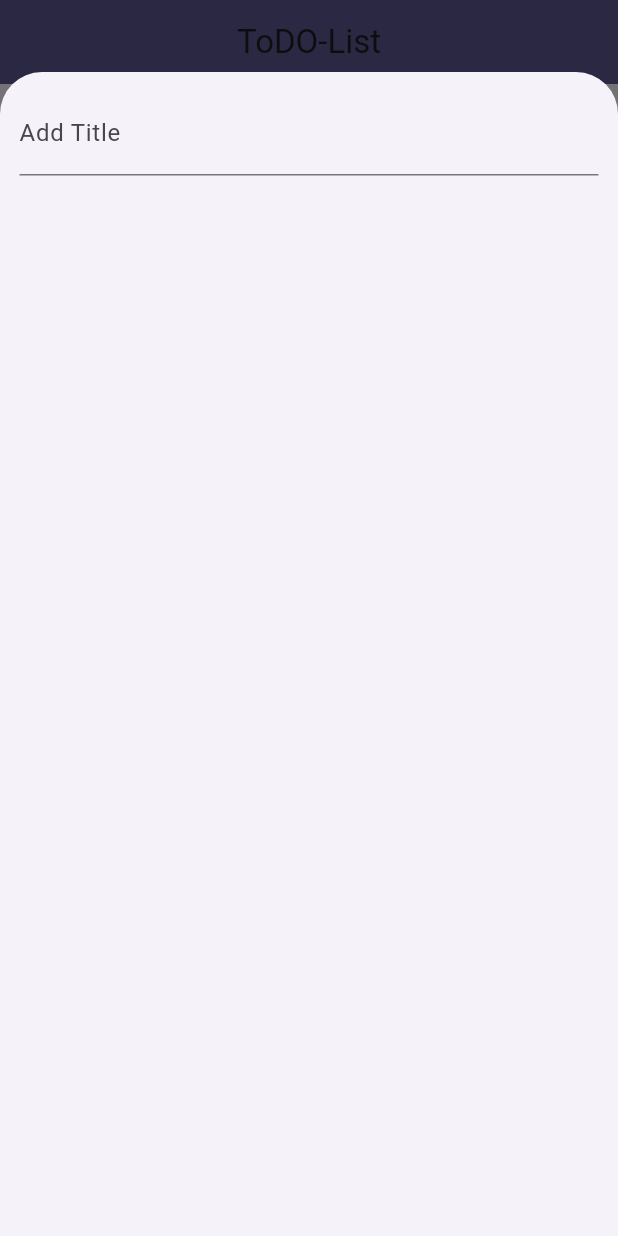
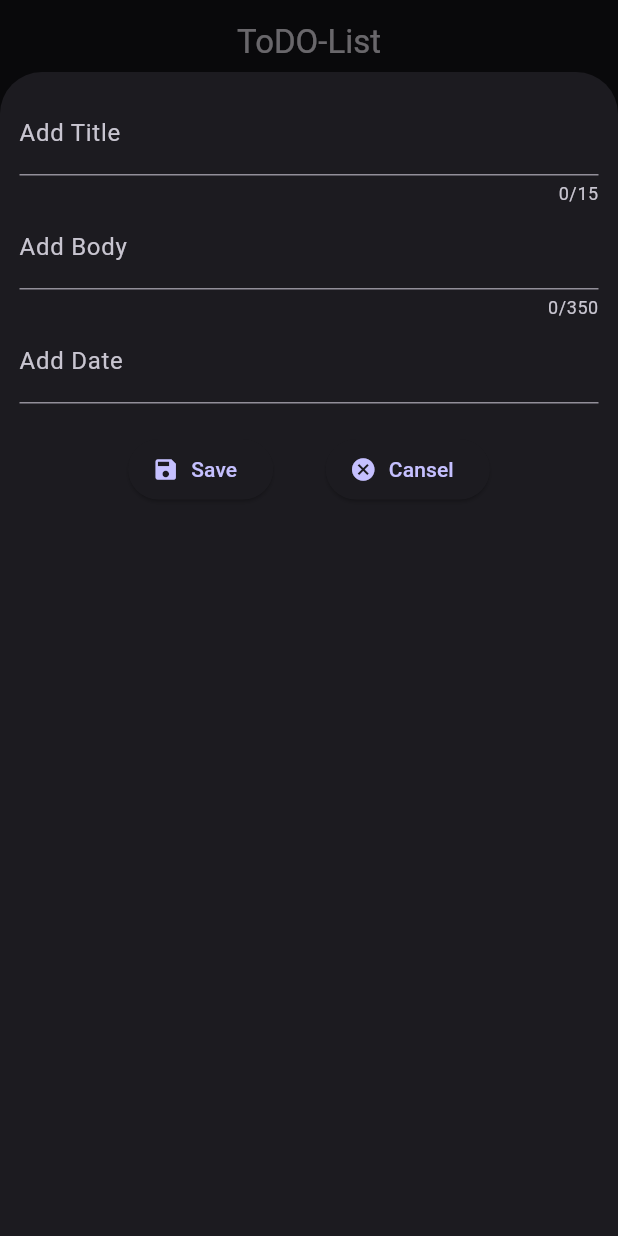
Before and after one commit to badri784/todo_list, a Flutter app: the screen it shows after launch, after a tap on the "add" icon, on a phone screen of 412 x 824 dp. Run offline on Flutter 3.47's test engine with Material 3 defaults, Android fonts, the phone set to English and light mode, and no system bars.

Commit message:
add Edit screen

```diff
--- a/lib/main.dart
+++ b/lib/main.dart
@@ -13,7 +13,7 @@ class MyApp extends StatelessWidget {
     return MaterialApp(
       theme: ThemeData(
         colorScheme: ColorScheme.fromSeed(
-          brightness: Brightness.light,
+          brightness: Brightness.dark,
           seedColor: const Color.fromARGB(255, 44, 5, 184),
         ),
       ),
--- a/lib/model/model.dart
+++ b/lib/model/model.dart
@@ -1,12 +1,16 @@
 import 'package:intl/intl.dart';
 
-final dateformat = DateFormat.yMd();
+final DateFormat formateddate = DateFormat.yMd();
 
 class Model {
   final String titel;
   final String body;
-  final DateTime dateTime;
-  Model({required this.titel, required this.body, required this.dateTime});
+  final DateTime date;
+  Model({required this.titel, required this.body, required this.date});
 
-  List<Model> model = [];
+  String get formattedDate {
+    return formateddate.format(date);
+  }
 }
+
+List<Model> model = [];
--- /dev/null
+++ b/lib/screens/editscreen.dart
@@ -0,0 +1,69 @@
+import 'package:flutter/material.dart';
+import '../model/model.dart';
+import 'package:intl/intl.dart';
+
+class EditScreen extends StatefulWidget {
+  final Model todo;
+  final Function(Model) onSave;
+
+  const EditScreen({super.key, required this.todo, required this.onSave});
+
+  @override
+  State<EditScreen> createState() => _EditScreenState();
+}
+
+class _EditScreenState extends State<EditScreen> {
+  late TextEditingController _titleController;
+  late TextEditingController _bodyController;
+  final _dateFormat = DateFormat.yMd();
+
+  @override
+  void initState() {
+    super.initState();
+    _titleController = TextEditingController(text: widget.todo.titel);
+    _bodyController = TextEditingController(text: widget.todo.body);
+  }
+
+  @override
+  void dispose() {
+    _titleController.dispose();
+    _bodyController.dispose();
+    super.dispose();
+  }
+
+  @override
+  Widget build(BuildContext context) {
+    return Scaffold(
+      appBar: AppBar(title: const Text('Edit ToDo')),
+      body: Padding(
+        padding: const EdgeInsets.all(16),
+        child: Column(
+          children: [
+            TextField(
+              controller: _titleController,
+              decoration: const InputDecoration(labelText: 'Title'),
+            ),
+            TextField(
+              controller: _bodyController,
+              decoration: const InputDecoration(labelText: 'Body'),
+            ),
+            const SizedBox(height: 20),
+            ElevatedButton.icon(
+              onPressed: () {
+                final updated = Model(
+                  titel: _titleController.text.trim(),
+                  body: _bodyController.text.trim(),
+                  date: DateTime.now(),
+                );
+                widget.onSave(updated);
+                Navigator.of(context).pop();
+              },
+              icon: const Icon(Icons.save),
+              label: const Text("Save Changes"),
+            ),
+          ],
+        ),
+      ),
+    );
+  }
+}
--- a/lib/screens/home.dart
+++ b/lib/screens/home.dart
@@ -1,7 +1,9 @@
 // ignore_for_file: deprecated_member_use
+import 'dart:developer';
 import 'package:flutter/material.dart';
+import 'package:intl/intl.dart';
 import '../model/model.dart';
-import 'package:intl/intl.dart';
+import '../widget/listview.dart';
 
 class Home extends StatefulWidget {
   const Home({super.key});
@@ -11,49 +13,91 @@ class Home extends StatefulWidget {
 }
 
 class _HomeState extends State<Home> {
+  final List<Model> _model = [
+    Model(
+      titel: "Welcome",
+      body: "This is a ToDo List App",
+      date: DateTime.now(),
+    ),
+    Model(
+      titel: "Add ToDo",
+      body: "Click the + button to add a new ToDo",
+      date: DateTime.now(),
+    ),
+    Model(
+      titel: "Delete ToDo",
+      body: "Swipe left to delete a ToDo",
+      date: DateTime.now(),
+    ),
+    Model(
+      titel: "Edit ToDo",
+      body: "Tap on a ToDo to edit it",
+      date: DateTime.now(),
+    ),
+    Model(
+      titel: "Sort ToDo",
+      body: "Use the sort button to arrange ToDos",
+      date: DateTime.now(),
+    ),
+    Model(
+      titel: "Filter ToDo",
+      body: "Use the filter button to view specific ToDos",
+      date: DateTime.now(),
+    ),
+    Model(
+      titel: "Search ToDo",
+      body: "Use the search bar to find a ToDo",
+      date: DateTime.now(),
+    ),
+    Model(
+      titel: "Settings",
+      body: "Adjust app settings in the settings menu",
+      date: DateTime.now(),
+    ),
+    Model(
+      titel: "Help",
+      body: "Access help and support in the help section",
+      date: DateTime.now(),
+    ),
+    Model(
+      titel: "Feedback",
+      body: "Provide feedback to improve the app",
+      date: DateTime.now(),
+    ),
+  ];
   final dateformat = DateFormat.yMd();
 
-  final List<Model> _model = [
-    Model(
-      titel: "work",
-      body: "Finish the weekly report and send it to the manager before 5 PM.",
-      dateTime: DateTime.now(),
-    ),
-    Model(
-      titel: "for fun",
-      body: "Watch an episode of your favorite series or play a quick game.",
-      dateTime: DateTime.now(),
-    ),
-    Model(
-      titel: "lappppp",
-      body: "Clean the laptop screen and check for software updates.",
-      dateTime: DateTime.now(),
-    ),
-    Model(
-      titel: "lesure",
-      body: "Go out for a walk or relax with a book at the café.",
-      dateTime: DateTime.now(),
-    ),
-    Model(
-      titel: "eduction",
-      body: "Complete the Flutter state management module today.",
-      dateTime: DateTime.now(),
-    ),
-  ];
   TextEditingController titlecontroler = TextEditingController();
+  TextEditingController bodycontroler = TextEditingController();
+  TextEditingController datecontroler = TextEditingController();
+  final formaterdate = DateFormat.yMd();
+
   @override
   void dispose() {
     super.dispose();
     titlecontroler.dispose();
+    bodycontroler.dispose();
+    datecontroler.dispose();
+    titlecontroler.clear();
+    bodycontroler.clear();
+    datecontroler.clear();
   }
 
   @override
   Widget build(BuildContext context) {
+    final now = DateTime.now();
+    final firstdate = DateTime(now.year - 5, now.month, now.day);
+    final lastdate = DateTime(now.year + 2, now.month, now.day);
+    final inintial = DateTime.now();
+    bool isdark = Theme.of(context).brightness == Brightness.dark;
     return Scaffold(
       appBar: AppBar(
         title: const Text("ToDO-List"),
         centerTitle: true,
-        backgroundColor: Theme.of(context).colorScheme.primary,
+        backgroundColor:
+            isdark
+                ? Theme.of(context).colorScheme.surface
+                : Theme.of(context).colorScheme.primary,
       ),
       floatingActionButton: FloatingActionButton(
         tooltip: 'Add ToDo',
@@ -72,11 +116,103 @@ class _HomeState extends State<Home> {
                     TextField(
                       controller: titlecontroler,
                       textAlign: TextAlign.center,
-                      textInputAction: TextInputAction.done,
+                      textInputAction: TextInputAction.next,
                       decoration: const InputDecoration(
                         labelText: "Add Title",
                         prefixText: 'Title:',
                       ),
+                      keyboardType: TextInputType.name,
+                      maxLength: 15,
+                    ),
+                    TextField(
+                      controller: bodycontroler,
+                      textAlign: TextAlign.center,
+                      textInputAction: TextInputAction.next,
+                      decoration: const InputDecoration(
+                        labelText: "Add Body",
+                        prefixText: 'Body:',
+                      ),
+                      keyboardType: TextInputType.name,
+                      maxLength: 350,
+                    ),
+                    TextField(
+                      controller: datecontroler,
+                      textAlign: TextAlign.center,
+                      textInputAction: TextInputAction.done,
+                      canRequestFocus: false,
+                      decoration: const InputDecoration(
+                        labelText: "Add Date",
+                        prefixText: 'Date:',
+                      ),
+
+                      readOnly: true,
+                      onTap: () async {
+                        final pickedDate = await showDatePicker(
+                          context: context,
+                          initialDate: inintial,
+                          firstDate: firstdate,
+                          lastDate: lastdate,
+                        );
+                        if (pickedDate != null) {
+                          datecontroler.text = dateformat.format(pickedDate);
+                        }
+                      },
+                    ),
+                    const SizedBox(height: 20),
+                    Row(
+                      mainAxisAlignment: MainAxisAlignment.center,
+                      children: [
+                        ElevatedButton.icon(
+                          onPressed: () {
+                            if (titlecontroler.text.trim().isEmpty ||
+                                bodycontroler.text.trim().isEmpty) {
+                              showDialog(
+                                context: context,
+                                builder:
+                                    (context) => AlertDialog(
+                                      title: const Text("Error !"),
+                                      content: const Text(
+                                        "please enter a title or body for your todo's",
+                                      ),
+
+                                      actions: [
+                                        IconButton(
+                                          onPressed: () {
+                                            Navigator.of(context).pop();
+                                          },
+                                          icon: const Icon(Icons.cancel),
+                                        ),
+                                      ],
+                                    ),
+                              );
+                              return;
+                            }
+                            setState(() {
+                              _model.add(
+                                Model(
+                                  titel: titlecontroler.text,
+                                  body: bodycontroler.text,
+                                  date: DateTime.now(),
+                                ),
+                              );
+                            });
+                            Navigator.of(context).pop();
+                            log(titlecontroler.toString());
+                            log(bodycontroler.toString());
+                            log(datecontroler.toString());
+                          },
+                          icon: const Icon(Icons.save),
+                          label: const Text("Save"),
+                        ),
+                        const SizedBox(width: 35),
+                        ElevatedButton.icon(
+                          onPressed: () {
+                            Navigator.of(context).pop();
+                          },
+                          icon: const Icon(Icons.cancel),
+                          label: const Text("Cansel"),
+                        ),
+                      ],
                     ),
                   ],
                 ),
@@ -86,7 +222,7 @@ class _HomeState extends State<Home> {
         },
         child: const Icon(Icons.add),
       ),
-      body: null,
+      body: Listview(todo: _model),
     );
   }
 }
--- /dev/null
+++ b/lib/widget/listview.dart
@@ -0,0 +1,89 @@
+import 'package:flutter/material.dart';
+import 'package:flutter/services.dart';
+import '../model/model.dart';
+import '../screens/editscreen.dart';
+import 'package:intl/intl.dart';
+
+class Listview extends StatefulWidget {
+  const Listview({super.key, required this.todo});
+  final List<Model> todo;
+
+  @override
+  State<Listview> createState() => _ListviewState();
+}
+
+class _ListviewState extends State<Listview> {
+  final datepiker = DateFormat.yMd();
+
+  @override
+  Widget build(BuildContext context) {
+    return widget.todo.isEmpty
+        ? Flexible(
+          child: Container(
+            margin: const EdgeInsets.all(7),
+            child: Column(
+              mainAxisAlignment: MainAxisAlignment.center,
+              children: [
+                Image.asset('image/data.png'),
+                const SizedBox(height: 7),
+                Text(
+                  "Tap On The Bottom To Add Todo's !",
+                  style: TextStyle(
+                    color: Theme.of(context).colorScheme.onSurface,
+                    fontSize: 22,
+                  ),
+                ),
+              ],
+            ),
+          ),
+        )
+        : ListView.builder(
+          itemCount: widget.todo.length,
+          itemBuilder: (BuildContext context, index) {
+            return Card(
+              child: Dismissible(
+                key: Key(widget.todo[index].titel),
+                background: Container(
+                  color: Theme.of(context).colorScheme.error,
+                ),
+                secondaryBackground: const Icon(Icons.delete),
+                onDismissed: (direction) {
+                  // final removeitem = widget.todo[index];
+                  setState(() {
+                    widget.todo.removeAt(index);
+                  });
+                },
+                child: ListTile(
+                  title: Text(" Title: ${widget.todo[index].titel}"),
+                  subtitle: Text(" Body: ${widget.todo[index].body}"),
+                  trailing: Text(" Date: ${widget.todo[index].formattedDate}"),
+                  onTap: () async {
+                    final updatedTodo = await Navigator.of(context).push(
+                      MaterialPageRoute(
+                        builder:
+                            (_) => EditScreen(
+                              todo: widget.todo[index],
+                              onSave: (Model updated) {
+                                setState(() {
+                                  widget.todo[index] = updated;
+                                });
+                              },
+                            ),
+                      ),
+                    );
+                  },
+                  onLongPress: () {
+                    Clipboard.setData(
+                      ClipboardData(text: widget.todo[index].body),
+                    );
+                    ScaffoldMessenger.of(context).showSnackBar(
+                      const SnackBar(content: Text("Todo body copied!")),
+                    );
+                  },
+                ),
+              ),
+            );
+          },
+        );
+  }
+}
```
Also changed, not shown: pubspec.yaml (+3 -4 lines), image/data.png (added), lib/widget/modelsheet.dart (deleted).
